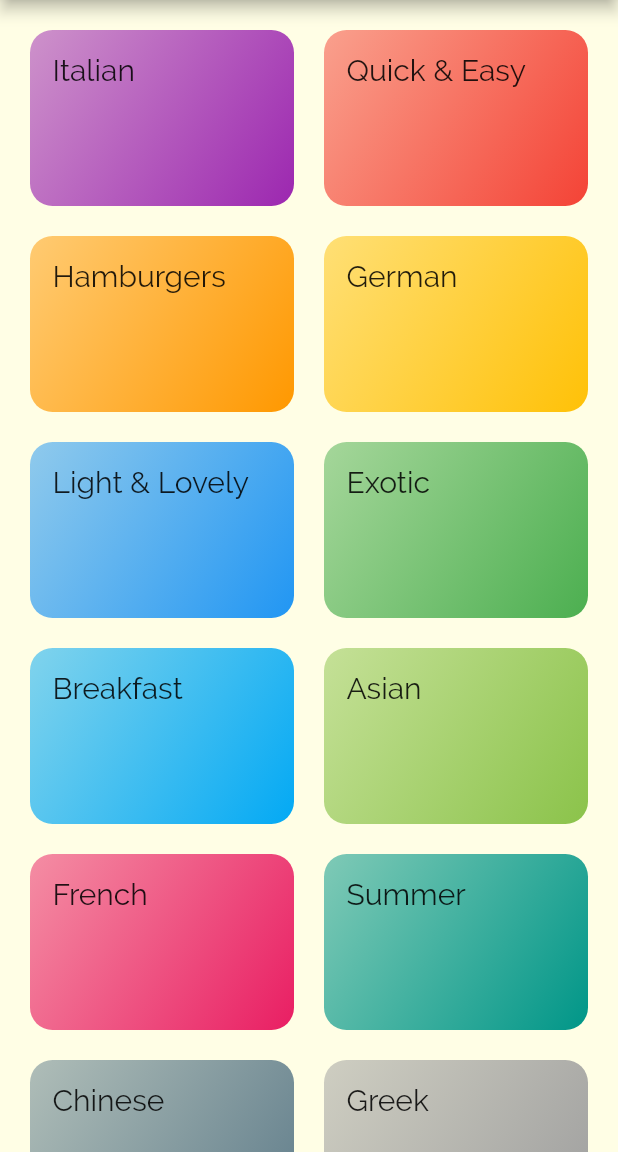
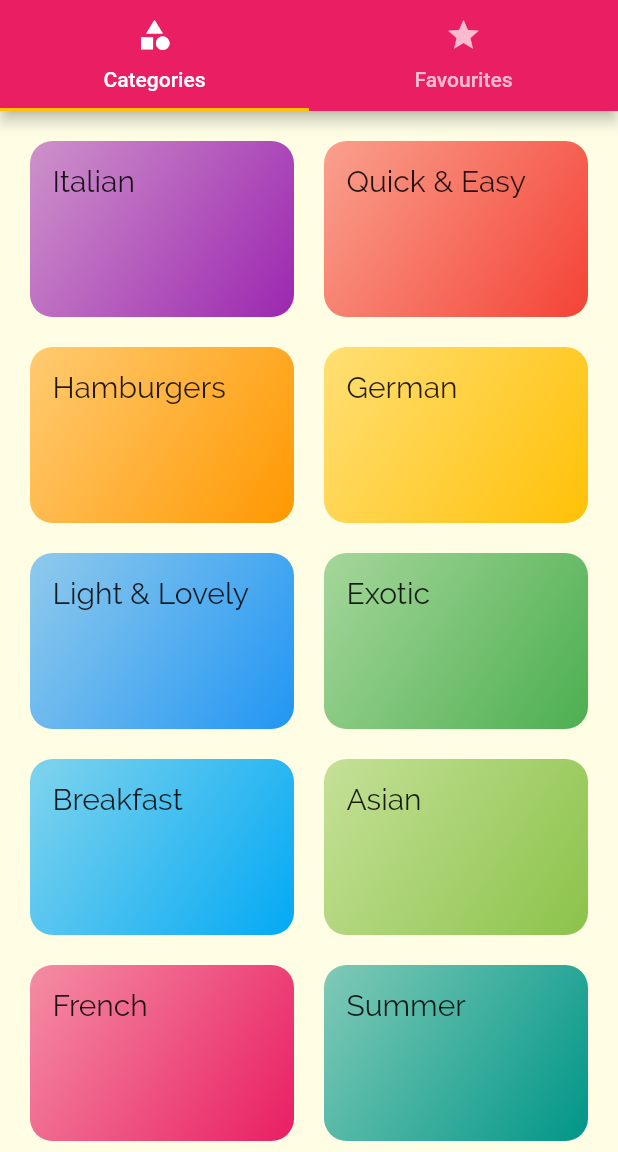
Before and after one commit to akshit-sehgal/flutter-meals, a Flutter app: the screen it shows after launch, on a phone screen of 412 x 824 dp, the part 84-1236 px from its top. Run offline on Flutter 3.47's test engine with Material 2 defaults, Android fonts, the phone set to English and light mode, and no system bars.

Commit message:
Adding a tab bar below the app bar

```diff
--- a/lib/main.dart
+++ b/lib/main.dart
@@ -1,4 +1,5 @@
 import 'package:flutter/material.dart';
+import './screens/tabs_screen.dart';
 import './screens/meal_details_screen.dart';
 import './screens/category_meals_screen.dart';
 import './screens/categories_screen.dart';
@@ -35,7 +36,7 @@ class MyApp extends StatelessWidget {
       ),
       initialRoute: '/', // Default: '/'
       routes: {
-        '/': (ctx) => CategoriesScreen(),
+        '/': (ctx) => TabsScreen(),
         CategoryMealsScreen.routeName: (ctx) => CategoryMealsScreen(),
         MealDetailScreen.routeName: (ctx) => MealDetailScreen()
       },
--- a/lib/screens/categories_screen.dart
+++ b/lib/screens/categories_screen.dart
@@ -5,11 +5,7 @@ import '../dummy-data.dart';
 class CategoriesScreen extends StatelessWidget {
   @override
   Widget build(BuildContext context) {
-    return Scaffold(
-      appBar: AppBar(
-        title: const Text('Meals'),
-      ),
-      body: GridView(
+    return GridView(
       padding: const EdgeInsets.all(20),
       children: DUMMY_CATEGORIES.map((catData) {
         return CategoryItem(
@@ -24,7 +20,6 @@ class CategoriesScreen extends StatelessWidget {
         crossAxisSpacing: 20,
         mainAxisSpacing: 20,
       ),
-      ),
     );
   }
 }
--- /dev/null
+++ b/lib/screens/tabs_screen.dart
@@ -0,0 +1,38 @@
+import 'package:flutter/material.dart';
+import '../screens/favourites_screen.dart';
+import '../screens/categories_screen.dart';
+
+class TabsScreen extends StatefulWidget {
+  @override
+  _TabsScreenState createState() => _TabsScreenState();
+}
+
+class _TabsScreenState extends State<TabsScreen> {
+  @override
+  Widget build(BuildContext context) {
+    return DefaultTabController(
+      length: 2,
+      child: Scaffold(
+        appBar: AppBar(
+          title: Text('Meals'),
+          bottom: TabBar(
+            tabs: <Widget>[
+              Tab(
+                icon: Icon(Icons.category),
+                text: 'Categories',
+              ),
+              Tab(
+                icon: Icon(Icons.star),
+                text: 'Favourites',
+              )
+            ],
+          ),
+        ),
+        body:TabBarView(children: <Widget>[
+          CategoriesScreen(),
+          FavouritesScreen()
+        ],)
+      ),
+    );
+  }
+}
```
Also changed, not shown: lib/screens/favourites_screen.dart (added, +10 -0 lines), lib/screens/meal_details_screen.dart (+14 -11 lines). Lines whose indentation alone changed are shown as unchanged.
